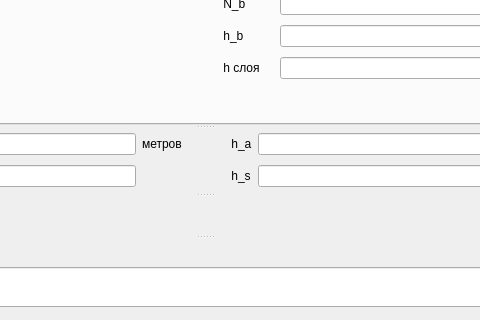
Old version of the form main/mainwindow.ui in the repository Kirikus/2024_Refraction; both pictures show x 245 to 725 and y 132 to 452 of the 900 by 740 pixel window.
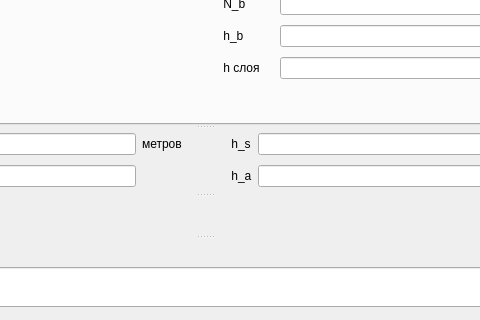
New version of the form. The open tabs and pages were chosen to show the change. Custom widgets are drawn as their Qt base class.

Commit message: gui: rls and target points on graph

What changed in the file:
```diff
--- a/main/mainwindow.ui
+++ b/main/mainwindow.ui
@@ -1066,22 +1066,6 @@
             </widget>
            </item>
            <item row="2" column="0">
-            <widget class="QLabel" name="h_a">
-             <property name="sizePolicy">
-              <sizepolicy hsizetype="Preferred" vsizetype="Fixed">
-               <horstretch>0</horstretch>
-               <verstretch>0</verstretch>
-              </sizepolicy>
-             </property>
-             <property name="toolTip">
-              <string>высота РЛС</string>
-             </property>
-             <property name="text">
-              <string> h_a</string>
-             </property>
-            </widget>
-           </item>
-           <item row="5" column="0">
             <widget class="QLabel" name="h_s">
              <property name="sizePolicy">
               <sizepolicy hsizetype="Preferred" vsizetype="Fixed">
@@ -1097,6 +1081,22 @@
              </property>
             </widget>
            </item>
+           <item row="5" column="0">
+            <widget class="QLabel" name="h_a">
+             <property name="sizePolicy">
+              <sizepolicy hsizetype="Preferred" vsizetype="Fixed">
+               <horstretch>0</horstretch>
+               <verstretch>0</verstretch>
+              </sizepolicy>
+             </property>
+             <property name="toolTip">
+              <string>высота РЛС</string>
+             </property>
+             <property name="text">
+              <string> h_a</string>
+             </property>
+            </widget>
+           </item>
            <item row="2" column="1">
             <widget class="QLineEdit" name="line_hs_common">
              <property name="sizePolicy">
```
Left out of the diff: 4 changed lines with no effect on the pictures. The commit also changes 2 other files.
